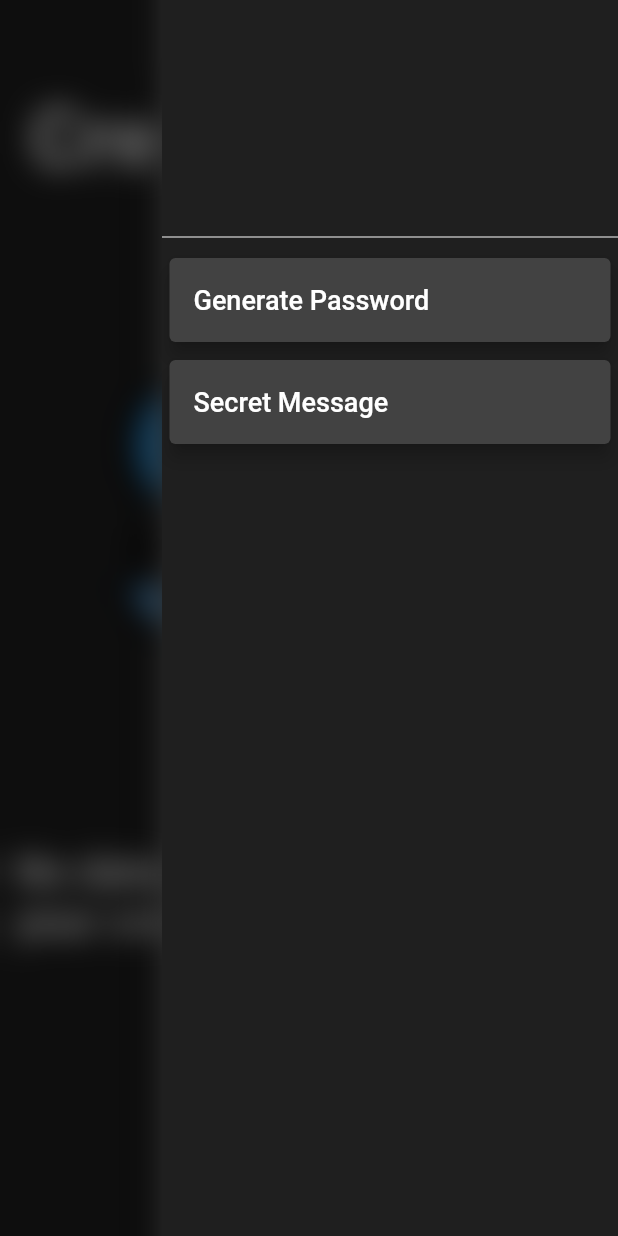
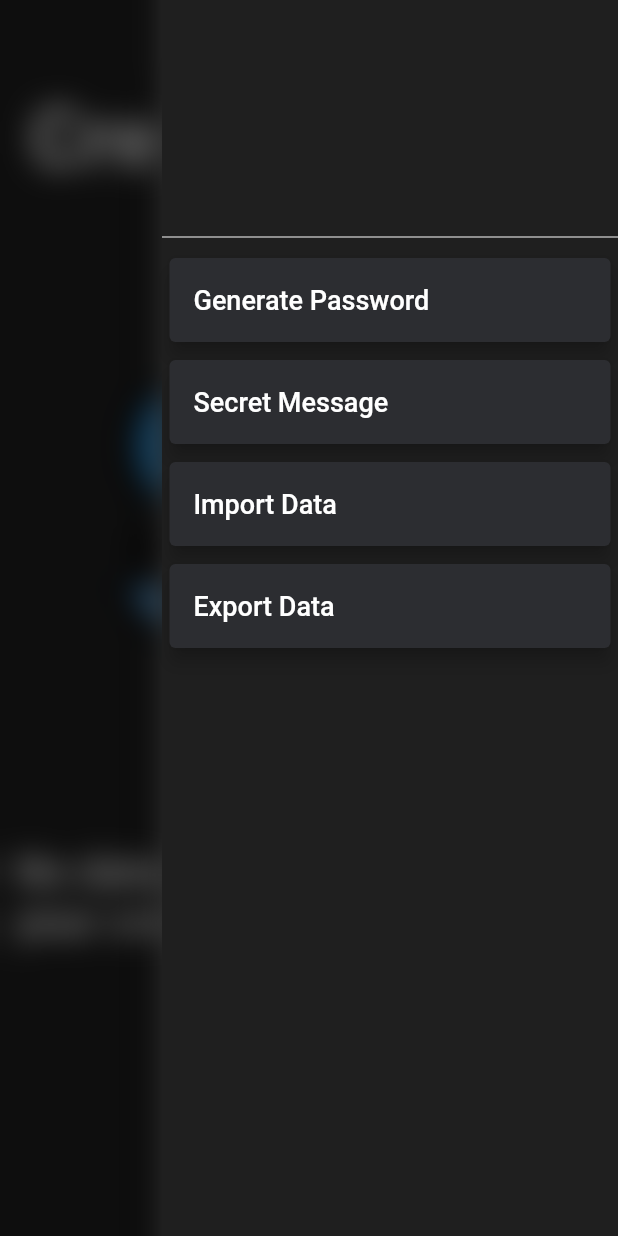
Before and after one commit to vrajbhatt27/PasswordManager_Generator, a Flutter app: the HomePage screen opened by its route, with the side drawer open, on a phone screen of 412 x 824 dp. Run offline on Flutter 3.47's test engine with Material 2 defaults, Android fonts, the phone set to English and light mode, and no system bars; our stand-ins replace fluttertoast, hive, math_expressions, permission_handler; missing offline and left inert: clipboard, encrypt; accounts and stored records are empty.

Commit message:
Export Data and Import Data functionlity added

```diff
--- a/lib/view/widgets/drawer.dart
+++ b/lib/view/widgets/drawer.dart
@@ -1,14 +1,20 @@
 import 'dart:ui';
 
 import 'package:flutter/material.dart';
+import 'package:provider/provider.dart';
+import 'package:test_app/models/backup.dart';
+import 'package:test_app/models/hiveHandler.dart';
+import 'package:test_app/models/passwordGenerator.dart';
+import 'package:test_app/providers/credentials.dart';
+import 'package:test_app/view/HomePage.dart';
 import 'package:test_app/view/other/heroDialogRoute.dart';
 import 'package:test_app/view/other/styles.dart';
 import 'package:test_app/view/widgets/generatePwdCard.dart';
 import 'package:test_app/view/widgets/secMsgCard.dart';
 
 class MyDrawer extends StatelessWidget {
-	void _openGeneratePwd(BuildContext context) {
-		Navigator.of(context).push(
+  void _openGeneratePwd({context}) {
+    Navigator.of(context).push(
       // It opens the popUpcard with animation.
       HeroDialogRoute(
         builder: (context) => Center(
@@ -19,10 +25,10 @@ class MyDrawer extends StatelessWidget {
         ),
       ),
     );
-	}
+  }
 
-	void _openSecretMsg(BuildContext context){
-		Navigator.of(context).push(
+  void _openSecretMsg({context}) {
+    Navigator.of(context).push(
       // It opens the popUpcard with animation.
       HeroDialogRoute(
         builder: (context) => Center(
@@ -33,7 +39,25 @@ class MyDrawer extends StatelessWidget {
         ),
       ),
     );
-	}
+  }
+
+  void _importData({BuildContext context}) async {
+    HiveHandler.restoreData();
+    await Provider.of<Credential>(context, listen: false).fetchAndSetData();
+    Utils.dispToast("Data Imported Successfully");
+    Navigator.of(context).popAndPushNamed(HomePage.routeName);
+  }
+
+  void _exportData({BuildContext context}) async {
+    Map<String, dynamic> data =
+        Provider.of<Credential>(context, listen: false).data;
+    Backup.backup('credentials', data);
+
+    data = await HiveHandler('data').read();
+    Backup.backup('data', data);
+
+    Utils.dispToast('Data Exported Successfully');
+  }
 
   @override
   Widget build(BuildContext context) {
@@ -49,6 +73,8 @@ class MyDrawer extends StatelessWidget {
           ),
           DrawerCard('Generate Password', _openGeneratePwd),
           DrawerCard('Secret Message', _openSecretMsg),
+          DrawerCard('Import Data', _importData),
+          DrawerCard('Export Data', _exportData),
         ],
       ),
     );
@@ -56,14 +82,16 @@ class MyDrawer extends StatelessWidget {
 }
 
 class DrawerCard extends StatelessWidget {
-  String _title;
-  Function _action;
-  DrawerCard(this._title, this._action);
+  final String _title;
+  final Function _action;
+  final bool noContext;
+  DrawerCard(this._title, this._action, {this.noContext = false});
 
   @override
   Widget build(BuildContext context) {
     return Card(
       elevation: 5,
+			color: AppColors.bgtColor,
       margin: EdgeInsets.symmetric(vertical: 6, horizontal: 5),
       child: ListTile(
         title: Text(
@@ -72,7 +100,7 @@ class DrawerCard extends StatelessWidget {
             fontSize: 18,
           ),
         ),
-        onTap: () => _action(context),
+        onTap: noContext ? _action : () => _action(context: context),
       ),
     );
   }
```
Also changed, not shown: lib/models/backup.dart (+8 -0 lines), lib/models/hiveHandler.dart (+25 -6 lines).
